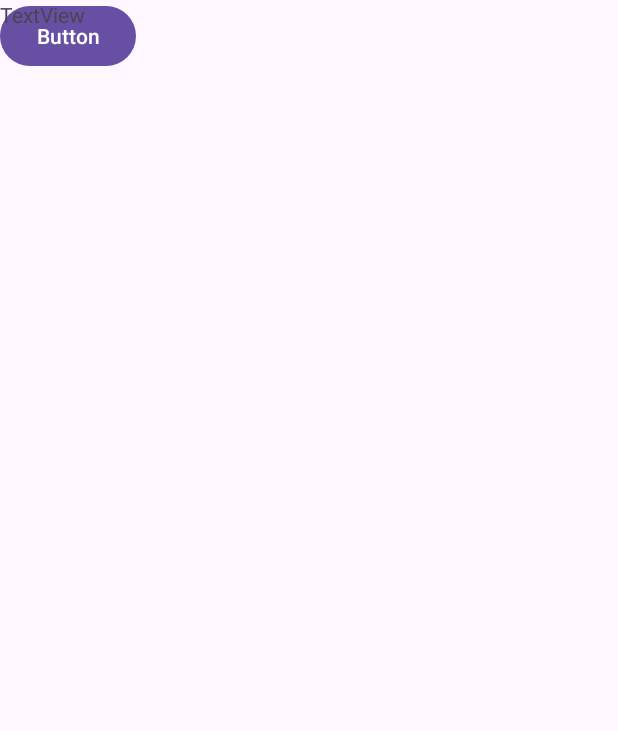
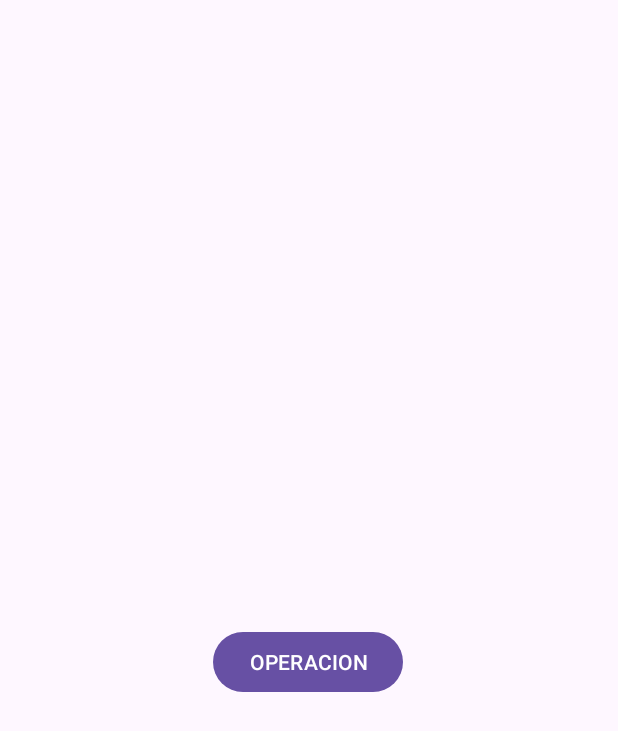
Before and after one commit to EricFlores1808/ProyectoBase, an Android app: the MainActivity3 screen opened directly, with no data from a screen before it, on a phone screen of 412 x 824 dp. Shown: the top 731 px of the screen. Run offline under Robolectric (Android 15) with nearby library versions, the phone set to English and light mode, and no system bars.

Commit message:
avance 1

```diff
--- a/app/src/main/res/layout/activity_main3.xml
+++ b/app/src/main/res/layout/activity_main3.xml
@@ -11,15 +11,12 @@
         android:id="@+id/button"
         android:layout_width="wrap_content"
         android:layout_height="wrap_content"
-        android:text="Button"
-        tools:layout_editor_absoluteX="113dp"
-        tools:layout_editor_absoluteY="190dp" />
+        android:text="OPERACION"
+        app:layout_constraintBottom_toBottomOf="parent"
+        app:layout_constraintEnd_toEndOf="parent"
+        app:layout_constraintHorizontal_bias="0.498"
+        app:layout_constraintStart_toStartOf="parent"
+        app:layout_constraintTop_toTopOf="parent"
+        app:layout_constraintVertical_bias="0.538" />
 
-    <TextView
-        android:id="@+id/textView"
-        android:layout_width="wrap_content"
-        android:layout_height="wrap_content"
-        android:text="TextView"
-        tools:layout_editor_absoluteX="145dp"
-        tools:layout_editor_absoluteY="113dp" />
 </androidx.constraintlayout.widget.ConstraintLayout>
```
